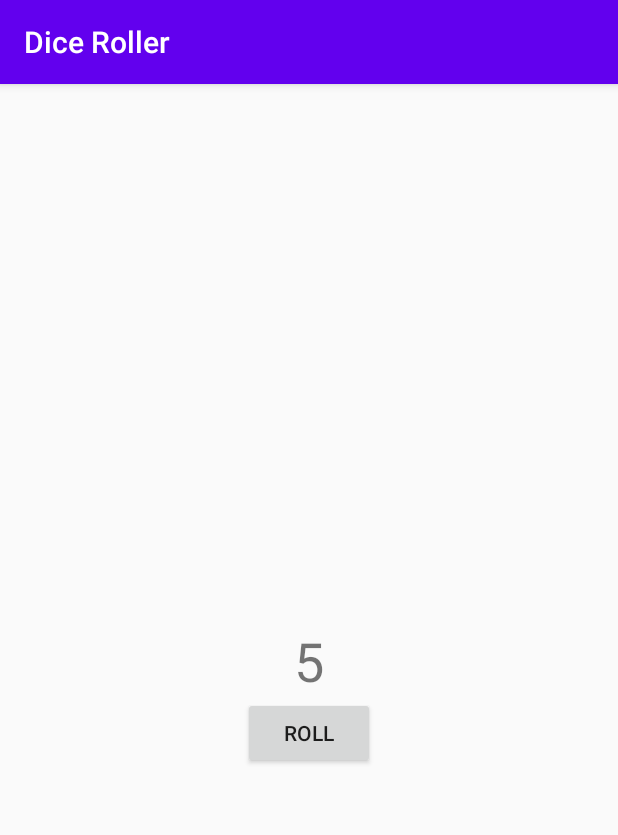
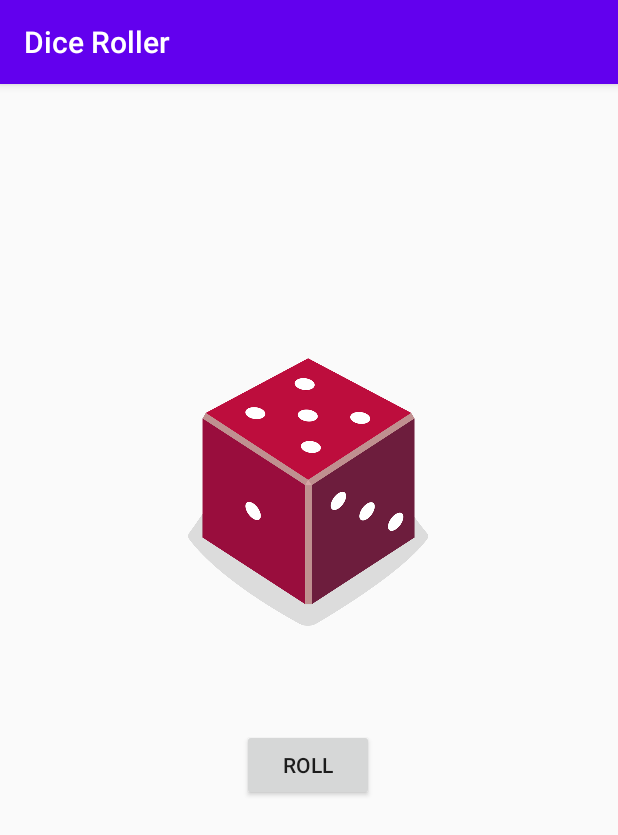
Before and after one commit to MarcosP-Costa/Curso_Kotlin_SENAI, an Android app: the screen it shows after launch (MainActivity), after a tap on "ROLL", on a phone screen of 412 x 824 dp. Shown: the top 835 px of the screen. Run offline under Robolectric (Android 15) with nearby library versions, the phone set to English and light mode, and no system bars.

Commit message:
Aplicativo de Dado com Imagem

```diff
--- a/03-DadoComImagem/app/src/main/java/com/example/diceroller/MainActivity.kt
+++ b/03-DadoComImagem/app/src/main/java/com/example/diceroller/MainActivity.kt
@@ -1,23 +1,9 @@
-/*
- * Copyright (C) 2020 The Android Open Source Project
- *
- * Licensed under the Apache License, Version 2.0 (the "License");
- * you may not use this file except in compliance with the License.
- * You may obtain a copy of the License at
- *
- *      http://www.apache.org/licenses/LICENSE-2.0
- *
- * Unless required by applicable law or agreed to in writing, software
- * distributed under the License is distributed on an "AS IS" BASIS,
- * WITHOUT WARRANTIES OR CONDITIONS OF ANY KIND, either express or implied.
- * See the License for the specific language governing permissions and
- * limitations under the License.
- */
+
 package com.example.diceroller
 
 import android.os.Bundle
 import android.widget.Button
-import android.widget.TextView
+import android.widget.ImageView
 import androidx.appcompat.app.AppCompatActivity
 
 /**
@@ -47,10 +33,16 @@
         // Create new Dice object with 6 sides and roll it
         val dice = Dice(6)
         val diceRoll = dice.roll()
-
-        // Update the screen with the dice roll
-        val resultTextView: TextView = findViewById(R.id.textView)
-        resultTextView.text = diceRoll.toString()
+        val diceImage: ImageView = findViewById(R.id.imageView)
+        when (diceRoll){
+            //R pq ta em resource - drawable pq é o nome da pasta - dice_1 o nome do arquivo
+            1 -> diceImage.setImageResource(R.drawable.dice_1)
+            2 -> diceImage.setImageResource(R.drawable.dice_2)
+            3 -> diceImage.setImageResource(R.drawable.dice_3)
+            4 -> diceImage.setImageResource(R.drawable.dice_4)
+            5 -> diceImage.setImageResource(R.drawable.dice_5)
+            6 -> diceImage.setImageResource(R.drawable.dice_6)
+        }
     }
 }
 
--- a/03-DadoComImagem/app/src/main/res/layout/activity_main.xml
+++ b/03-DadoComImagem/app/src/main/res/layout/activity_main.xml
@@ -1,19 +1,5 @@
 <?xml version="1.0" encoding="utf-8"?>
-<!-- Copyright (C) 2020 The Android Open Source Project
 
-     Licensed under the Apache License, Version 2.0 (the "License");
-     you may not use this file except in compliance with the License.
-     You may obtain a copy of the License at
-
-          http://www.apache.org/licenses/LICENSE-2.0
-
-     Unless required by applicable law or agreed to in writing, software
-     distributed under the License is distributed on an "AS IS" BASIS,
-     WITHOUT WARRANTIES OR CONDITIONS OF ANY KIND, either express or implied.
-     See the License for the specific language governing permissions and
-     limitations under the License.
--->
-<!-- Layout of the text-based Dice Roller app -->
 <androidx.constraintlayout.widget.ConstraintLayout
     xmlns:android="http://schemas.android.com/apk/res/android"
     xmlns:app="http://schemas.android.com/apk/res-auto"
@@ -22,24 +8,30 @@
     android:layout_height="match_parent"
     tools:context=".MainActivity">
 
-    <TextView
-        android:id="@+id/textView"
-        android:layout_width="wrap_content"
-        android:layout_height="wrap_content"
-        android:textSize="36sp"
-        app:layout_constraintBottom_toBottomOf="parent"
-        app:layout_constraintLeft_toLeftOf="parent"
-        app:layout_constraintRight_toRightOf="parent"
-        app:layout_constraintTop_toTopOf="parent"
-        tools:text="1" />
-
     <Button
         android:id="@+id/button"
         android:layout_width="wrap_content"
         android:layout_height="wrap_content"
+        android:layout_marginTop="16dp"
         android:text="@string/roll"
+        app:layout_constraintBottom_toBottomOf="parent"
         app:layout_constraintEnd_toEndOf="parent"
+        app:layout_constraintHorizontal_bias="0.498"
         app:layout_constraintStart_toStartOf="parent"
-        app:layout_constraintTop_toBottomOf="@+id/textView" />
+        app:layout_constraintTop_toBottomOf="@+id/imageView"
+        app:layout_constraintVertical_bias="0.126" />
+
+    <ImageView
+        android:id="@+id/imageView"
+        android:layout_width="160dp"
+        android:layout_height="200dp"
+        app:layout_constraintBottom_toBottomOf="parent"
+        app:layout_constraintEnd_toEndOf="parent"
+        app:layout_constraintHorizontal_bias="0.498"
+        app:layout_constraintStart_toStartOf="parent"
+        app:layout_constraintTop_toTopOf="parent"
+        app:layout_constraintVertical_bias="0.303"
+        tools:ignore="ImageContrastCheck"
+        tools:srcCompat="@drawable/dice_1" />
 
 </androidx.constraintlayout.widget.ConstraintLayout>
--- a/03-DadoComImagem/app/src/main/res/values/strings.xml
+++ b/03-DadoComImagem/app/src/main/res/values/strings.xml
@@ -1,17 +1,4 @@
-<!-- Copyright (C) 2020 The Android Open Source Project
 
-     Licensed under the Apache License, Version 2.0 (the "License");
-     you may not use this file except in compliance with the License.
-     You may obtain a copy of the License at
-
-          http://www.apache.org/licenses/LICENSE-2.0
-
-     Unless required by applicable law or agreed to in writing, software
-     distributed under the License is distributed on an "AS IS" BASIS,
-     WITHOUT WARRANTIES OR CONDITIONS OF ANY KIND, either express or implied.
-     See the License for the specific language governing permissions and
-     limitations under the License.
--->
 <resources>
     <string name="app_name">Dice Roller</string>
     <string name="roll">Roll</string>
```
Also changed, not shown: 03-DadoComImagem/app/src/main/res/drawable/dice_1.png (added), 03-DadoComImagem/app/src/main/res/drawable/dice_2.png (added), 03-DadoComImagem/app/src/main/res/drawable/dice_3.png (added), 03-DadoComImagem/app/src/main/res/drawable/dice_4.png (added), 03-DadoComImagem/app/src/main/res/drawable/dice_5.png (added), 03-DadoComImagem/app/src/main/res/drawable/dice_6.png (added).
